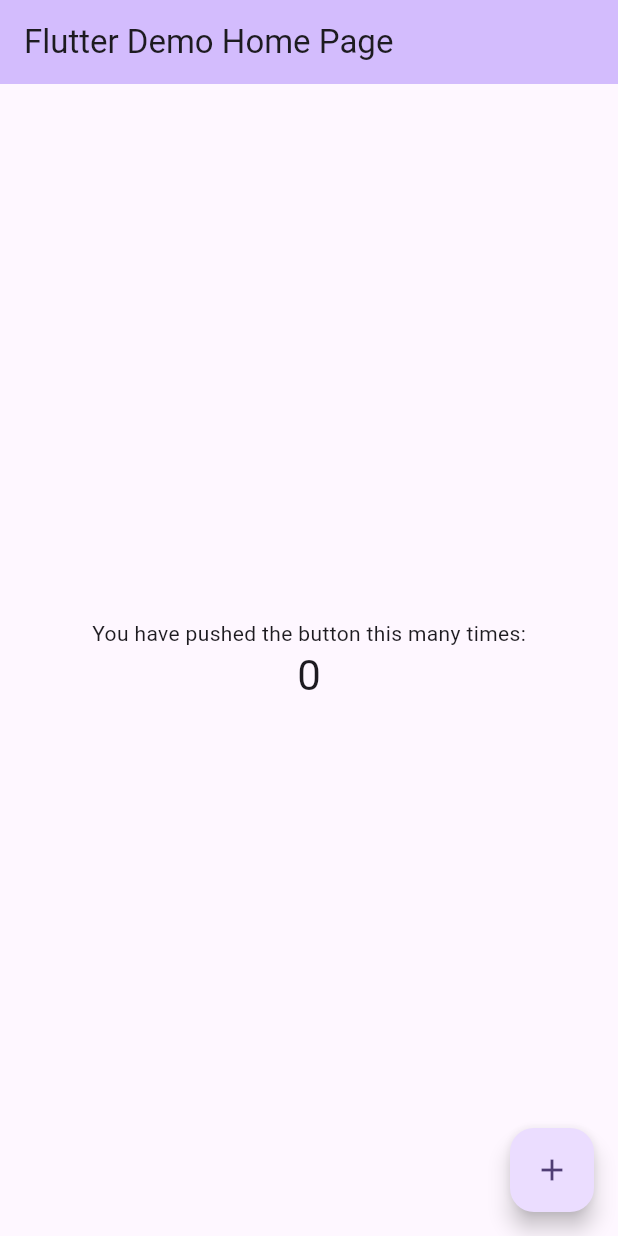
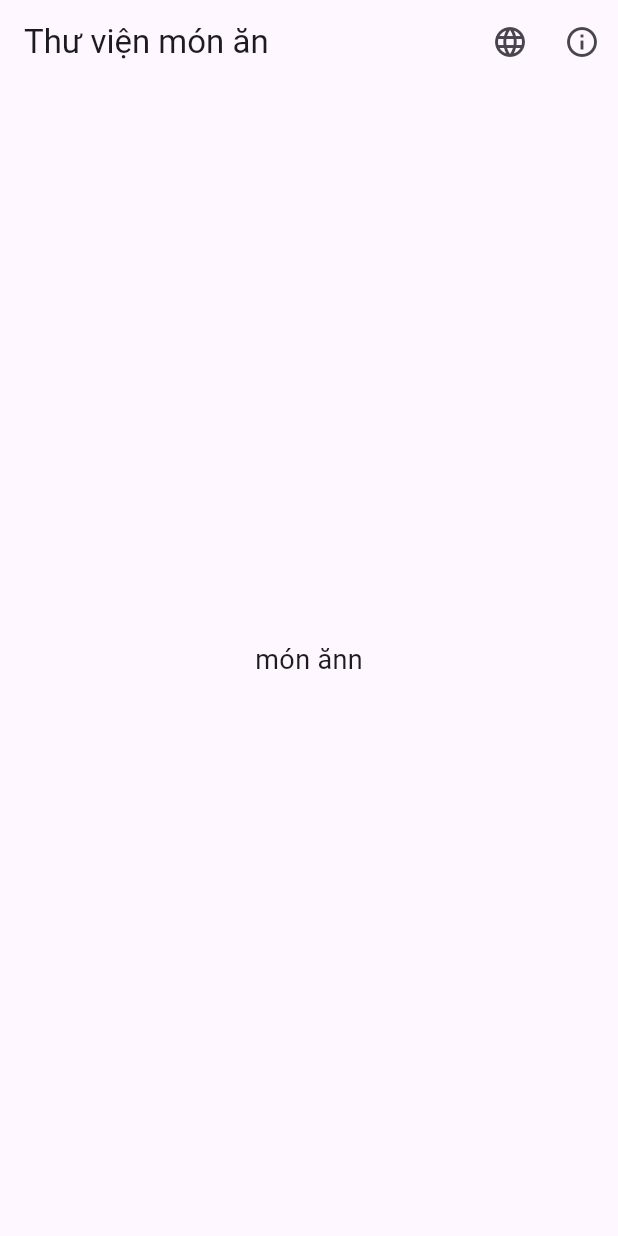
Before and after one commit to Duy414/2025_2_LTTBDD_N02_Nhom_5, a Flutter app: the screen it shows after launch, on a phone screen of 412 x 824 dp. Run offline on Flutter 3.47's test engine with Material 3 defaults, Android fonts, the light colour scheme and no system bars.

Commit message:
màn hình thư viện thực phẩm và icon của mục giới thiệu và mục đổi ngôn ngữ

```diff
--- a/lib/main.dart
+++ b/lib/main.dart
@@ -1,125 +1,42 @@
 import 'package:flutter/material.dart';
 
 void main() {
-  runApp(const MyApp());
+  runApp(MyApp());
 }
 
 class MyApp extends StatelessWidget {
-  const MyApp({super.key});
-
-  // This widget is the root of your application.
   @override
   Widget build(BuildContext context) {
     return MaterialApp(
-      title: 'Flutter Demo',
-      theme: ThemeData(
-        // This is the theme of your application.
-        //
-        // TRY THIS: Try running your application with "flutter run". You'll see
-        // the application has a purple toolbar. Then, without quitting the app,
-        // try changing the seedColor in the colorScheme below to Colors.green
-        // and then invoke "hot reload" (save your changes or press the "hot
-        // reload" button in a Flutter-supported IDE, or press "r" if you used
-        // the command line to start the app).
-        //
-        // Notice that the counter didn't reset back to zero; the application
-        // state is not lost during the reload. To reset the state, use hot
-        // restart instead.
-        //
-        // This works for code too, not just values: Most code changes can be
-        // tested with just a hot reload.
-        colorScheme: ColorScheme.fromSeed(seedColor: Colors.deepPurple),
-        useMaterial3: true,
-      ),
-      home: const MyHomePage(title: 'Flutter Demo Home Page'),
+      debugShowCheckedModeBanner: false,
+      home: FoodLibraryScreen(),
     );
   }
 }
 
-class MyHomePage extends StatefulWidget {
-  const MyHomePage({super.key, required this.title});
-
-  // This widget is the home page of your application. It is stateful, meaning
-  // that it has a State object (defined below) that contains fields that affect
-  // how it looks.
-
-  // This class is the configuration for the state. It holds the values (in this
-  // case the title) provided by the parent (in this case the App widget) and
-  // used by the build method of the State. Fields in a Widget subclass are
-  // always marked "final".
-
-  final String title;
-
-  @override
-  State<MyHomePage> createState() => _MyHomePageState();
-}
-
-class _MyHomePageState extends State<MyHomePage> {
-  int _counter = 0;
-
-  void _incrementCounter() {
-    setState(() {
-      // This call to setState tells the Flutter framework that something has
-      // changed in this State, which causes it to rerun the build method below
-      // so that the display can reflect the updated values. If we changed
-      // _counter without calling setState(), then the build method would not be
-      // called again, and so nothing would appear to happen.
-      _counter++;
-    });
-  }
-
+class FoodLibraryScreen extends StatelessWidget {
   @override
   Widget build(BuildContext context) {
-    // This method is rerun every time setState is called, for instance as done
-    // by the _incrementCounter method above.
-    //
-    // The Flutter framework has been optimized to make rerunning build methods
-    // fast, so that you can just rebuild anything that needs updating rather
-    // than having to individually change instances of widgets.
     return Scaffold(
       appBar: AppBar(
-        // TRY THIS: Try changing the color here to a specific color (to
-        // Colors.amber, perhaps?) and trigger a hot reload to see the AppBar
-        // change color while the other colors stay the same.
-        backgroundColor: Theme.of(context).colorScheme.inversePrimary,
-        // Here we take the value from the MyHomePage object that was created by
-        // the App.build method, and use it to set our appbar title.
-        title: Text(widget.title),
+        title: Text("Thư viện món ăn"),
+        actions: [
+          IconButton(
+            icon: Icon(Icons.language),
+            onPressed: () {},
+          ),
+          IconButton(
+            icon: Icon(Icons.info_outline),
+            onPressed: () {},
+          ),
+        ],
       ),
       body: Center(
-        // Center is a layout widget. It takes a single child and positions it
-        // in the middle of the parent.
-        child: Column(
-          // Column is also a layout widget. It takes a list of children and
-          // arranges them vertically. By default, it sizes itself to fit its
-          // children horizontally, and tries to be as tall as its parent.
-          //
-          // Column has various properties to control how it sizes itself and
-          // how it positions its children. Here we use mainAxisAlignment to
-          // center the children vertically; the main axis here is the vertical
-          // axis because Columns are vertical (the cross axis would be
-          // horizontal).
-          //
-          // TRY THIS: Invoke "debug painting" (choose the "Toggle Debug Paint"
-          // action in the IDE, or press "p" in the console), to see the
-          // wireframe for each widget.
-          mainAxisAlignment: MainAxisAlignment.center,
-          children: <Widget>[
-            const Text(
-              'You have pushed the button this many times:',
-            ),
-            Text(
-              '$_counter',
-              style: Theme.of(context).textTheme.headlineMedium,
-            ),
-          ],
+        child: Text(
+          "món ănn",
+          style: TextStyle(fontSize: 18),
         ),
       ),
-      floatingActionButton: FloatingActionButton(
-        onPressed: _incrementCounter,
-        tooltip: 'Increment',
-        child: const Icon(Icons.add),
-      ), // This trailing comma makes auto-formatting nicer for build methods.
     );
   }
 }
--- a/pubspec.yaml
+++ b/pubspec.yaml
@@ -62,6 +62,8 @@ flutter:
   # assets:
   #   - images/a_dot_burr.jpeg
   #   - images/a_dot_ham.jpeg
+  assets:
+    - imgs/
 
   # An image asset can refer to one or more resolution-specific "variants", see
   # https://flutter.dev/assets-and-images/#resolution-aware
```
Also changed, not shown: imgs/burger.jpg (added), imgs/pho.jpg (added), imgs/pizaa.jpg (added), imgs/sushi.jpg (added).
